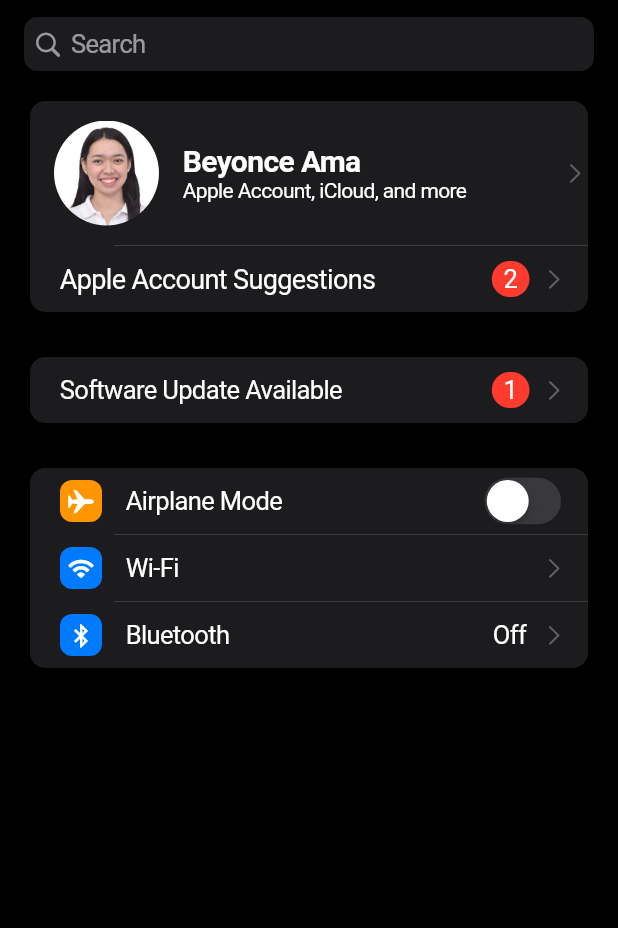
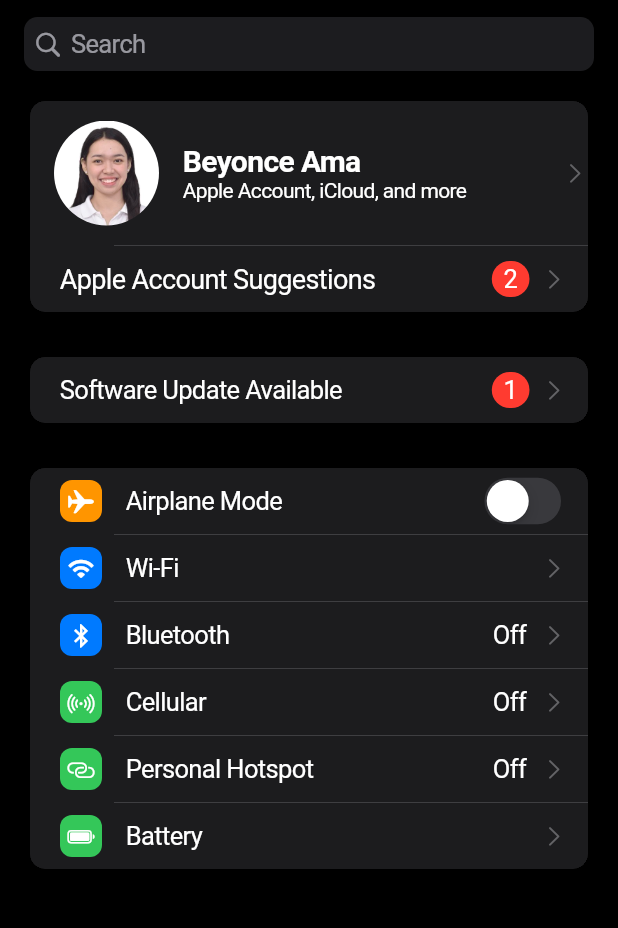
Before and after one commit to beyonce-ama/settingsdevops, a Flutter app: the screen it shows after launch, on a phone screen of 412 x 824 dp, the part 64-992 px from its top. Run offline on Flutter 3.47's test engine with Material 3 defaults, Android fonts, the phone set to English and light mode, and no system bars.

Commit message:
added by Kayle Cedric Larin

```diff
--- a/lib/main.dart
+++ b/lib/main.dart
@@ -222,6 +222,84 @@
 
                     },
                   ),
+                CupertinoListTile(
+                  leading: Container(
+                    width: 30,
+                    height: 30,
+                    decoration: BoxDecoration(
+                      color: CupertinoColors.activeGreen,
+                      borderRadius: BorderRadius.circular(8),
+                    ),
+                    child: Center(
+                      child: Icon(
+                         CupertinoIcons.dot_radiowaves_left_right,
+                        color: CupertinoColors.white,
+                        size: 18,
+                      ),
+                    ),
+                  ),
+                  title: Text('Cellular'),
+                  trailing: Row(
+                    mainAxisSize: MainAxisSize.min,
+                    children: <Widget>[
+                      Padding(
+                        padding: const EdgeInsets.only(right: 10),
+                        child: Text('Off'),
+                      ),
+                      CupertinoListTileChevron(),
+                    ],
+                  ),
+                  onTap: () {},
+                ),
+                CupertinoListTile(
+                  leading: Container(
+                    width: 30,
+                    height: 30,
+                    decoration: BoxDecoration(
+                      color: CupertinoColors.activeGreen,
+                      borderRadius: BorderRadius.circular(8),
+                    ),
+                    child: Center(
+                      child: Icon(
+                        CupertinoIcons.personalhotspot,
+                        color: CupertinoColors.white,
+                        size: 18,
+                      ),
+                    ),
+                  ),
+                  title: Text('Personal Hotspot'),
+                  trailing: Row(
+                    mainAxisSize: MainAxisSize.min,
+                    children: <Widget>[
+                      Padding(
+                        padding: const EdgeInsets.only(right: 10),
+                        child: Text('Off'),
+                      ),
+                      CupertinoListTileChevron(),
+                    ],
+                  ),
+                  onTap: () {},
+                ),
+                CupertinoListTile(
+                  leading: Container(
+                    width: 30,
+                    height: 30,
+                    decoration: BoxDecoration(
+                      color: CupertinoColors.activeGreen,
+                      borderRadius: BorderRadius.circular(8),
+                    ),
+                    child: Center(
+                      child: Icon(
+                        CupertinoIcons.battery_full,
+                        color: CupertinoColors.white,
+                        size: 18,
+                      ),
+                    ),
+                  ),
+                  title: Text('Battery'),
+                  trailing: CupertinoListTileChevron(),
+                  onTap: () {},
+                ),
               ],
             ),
           ],
```
